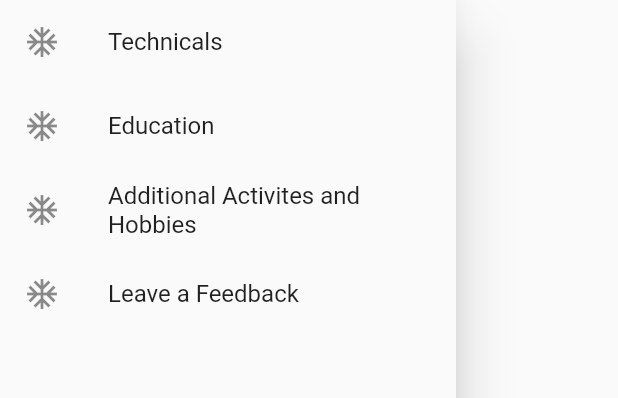
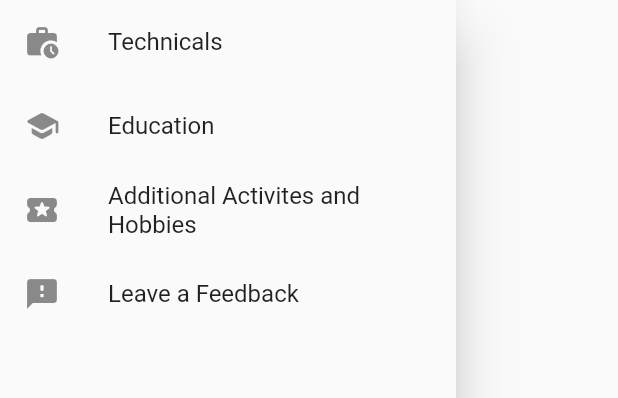
Before and after one commit to ShubhashishDas2597/flutter_application_1, a Flutter app: what appdrawer() shows on an empty page, opened directly, on a phone screen of 412 x 824 dp. Shown: the top 398 px of the screen. Run offline on Flutter 3.47's test engine with Material 2 defaults, Android fonts, the light colour scheme and no system bars.

Commit message:
Routes updated

```diff
--- a/lib/appdrawer.dart
+++ b/lib/appdrawer.dart
@@ -5,13 +5,13 @@ class appdrawer extends StatelessWidget {
 
   @override
   Widget build(BuildContext context) {
-    // const email = "Shubhashish.das.cool@outlook.com";
+     const email = "Shubhashish.das.cool@outlook.com";
     return Drawer(
         child: SafeArea(
             child: ListView(
       padding: EdgeInsets.zero,
       children: <Widget>[
-        // DrawerHeader(
+        //  DrawerHeader(
         //   padding: EdgeInsets.zero,
         //   child: UserAccountsDrawerHeader(
         //       decoration: BoxDecoration(color: Colors.teal.shade500),
@@ -23,17 +23,16 @@ class appdrawer extends StatelessWidget {
         // ),
         ListTile(
           leading: Icon(
-            Icons.ac_unit,
+            Icons.work_history_rounded,
           ),
           title: Text('Technicals'),
           onTap: () {
-            // Update the state of the app.
-            // ...
+            Navigator.pushNamed(context, '/tech');
           },
         ),
         ListTile(
           leading: Icon(
-            Icons.ac_unit,
+            Icons.school_rounded,
           ),
           title: Text('Education'),
           onTap: () {
@@ -43,7 +42,7 @@ class appdrawer extends StatelessWidget {
         ),
         ListTile(
           leading: Icon(
-            Icons.ac_unit,
+            Icons.local_activity_rounded,
           ),
           title: Text('Additional Activites and Hobbies'),
           onTap: () {
@@ -53,7 +52,7 @@ class appdrawer extends StatelessWidget {
         ),
         ListTile(
           leading: Icon(
-            Icons.ac_unit,
+            Icons.feedback_rounded,
           ),
           title: Text('Leave a Feedback'),
           onTap: () {
```
